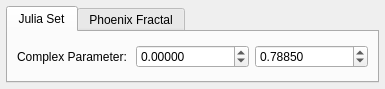
The window that Forms/SettingsWindow.ui (tjira/fractoid) describes before a commit, drawn with Qt 5.
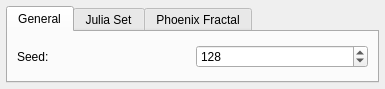
The same window after the commit.

Commit message: minor backend changes and added seed option

What changed in the file:
```diff
--- a/Forms/SettingsWindow.ui
+++ b/Forms/SettingsWindow.ui
@@ -31,6 +31,30 @@
      <property name="currentIndex">
       <number>0</number>
      </property>
+     <widget class="QWidget" name="generalSettings">
+      <attribute name="title">
+       <string>General</string>
+      </attribute>
+      <layout class="QGridLayout" name="gridLayout_3">
+       <item row="0" column="1">
+        <widget class="QSpinBox" name="seedSpin">
+         <property name="maximum">
+          <number>1000000000</number>
+         </property>
+         <property name="value">
+          <number>128</number>
+         </property>
+        </widget>
+       </item>
+       <item row="0" column="0">
+        <widget class="QLabel" name="seedLabel">
+         <property name="text">
+          <string>Seed:</string>
+         </property>
+        </widget>
+       </item>
+      </layout>
+     </widget>
      <widget class="QWidget" name="juliaSetings">
       <attribute name="title">
        <string>Julia Set</string>
```
The commit also changes 6 other files.
